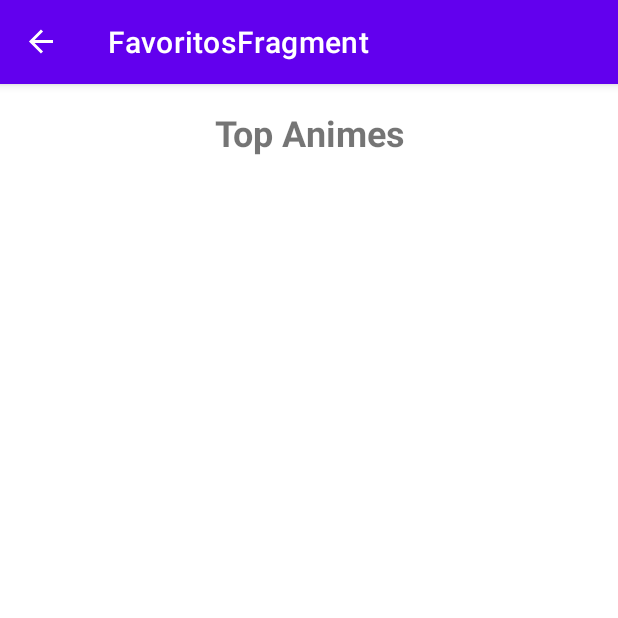
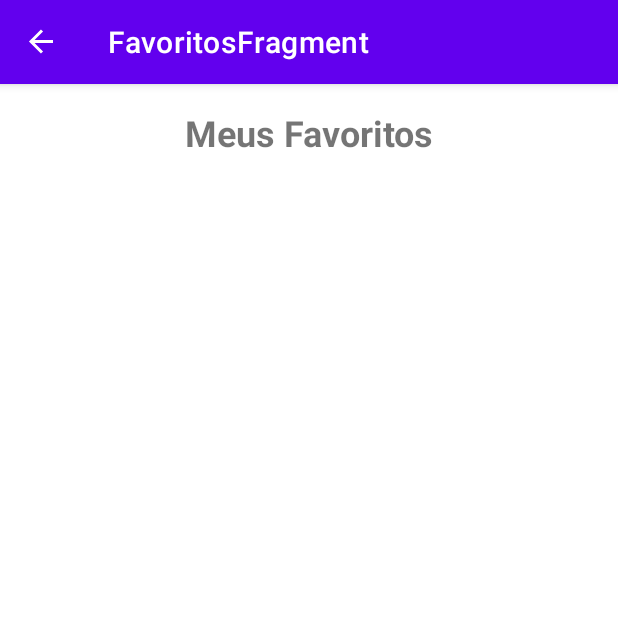
Before and after one commit to LorraneLobo/Anime-List, an Android app: the FavoritosFragment screen opened through its navigation route, on a phone screen of 412 x 824 dp, the top half of it. Run offline under Robolectric (Android 15) with nearby library versions, the phone set to English and light mode, and no system bars; our stand-ins replace navigation-ui; pictures from the network do not load; 1 statement that could not run was skipped.

Commit message:
Criado layout e adapter de Animes Favoritos

```diff
--- a/app/src/main/java/com/lorrane/animelist/ui/favoritos/FavoritosFragment.kt
+++ b/app/src/main/java/com/lorrane/animelist/ui/favoritos/FavoritosFragment.kt
@@ -9,6 +9,7 @@ import androidx.fragment.app.Fragment
 import androidx.recyclerview.widget.GridLayoutManager
 import androidx.recyclerview.widget.RecyclerView
 import com.lorrane.animelist.api.Services
+import com.lorrane.animelist.databinding.FragmentFavoritosBinding
 import com.lorrane.animelist.databinding.FragmentTopAnimeBinding
 import com.lorrane.animelist.model.Anime
 import com.lorrane.animelist.model.Page
@@ -23,52 +24,52 @@ class FavoritosFragment : Fragment() {
     private var hasNextPage: Boolean = false
     private var currentPage: Int = 1
 
-    private lateinit var binding: FragmentTopAnimeBinding
-    private val adapterTopAnimes: TopAnimeAdapter = TopAnimeAdapter()
+    private lateinit var binding: FragmentFavoritosBinding
+    private val adapterFavoritos: FavoritosAdapter = FavoritosAdapter()
 
     override fun onCreateView(
         inflater: LayoutInflater, container: ViewGroup?,
         savedInstanceState: Bundle?
     ): View {
-        binding = FragmentTopAnimeBinding.inflate(inflater, container, false)
+        binding = FragmentFavoritosBinding.inflate(inflater, container, false)
         return binding.root
     }
 
     override fun onViewCreated(view: View, savedInstanceState: Bundle?) {
         super.onViewCreated(view, savedInstanceState)
-        //Configura RecyclerView Top Animes
-        binding.recyclerTopAnimes.apply {
-            val gridLayoutManager = GridLayoutManager(context, 3, GridLayoutManager.VERTICAL, false)
+        //Configura RecyclerView Animes Favoritos
+        binding.recyclerFavoritos.apply {
+            val gridLayoutManager = GridLayoutManager(context, 1, GridLayoutManager.VERTICAL, false)
             layoutManager = gridLayoutManager
-            adapter = adapterTopAnimes
+            adapter = adapterFavoritos
             addOnScrollListener(criarScrollListener(gridLayoutManager))
         }
 
-        //Recupera Top Animes
-        getTopAnime()
+        //Recupera Animes Favoritos
+        getFavoritos()
     }
 
-    fun getTopAnime() {
+    fun getFavoritos() {
         isLoading = true
-        Services.animeService.getTopAnimes(currentPage)
-            .enqueue(object : Callback<Page<List<Anime>>> {
-                override fun onResponse(
-                    call: Call<Page<List<Anime>>>,
-                    response: Response<Page<List<Anime>>>
-                ) {
-                    response.body()?.let {
-                        hasNextPage = it.pagination.hasNextPage
-                        currentPage++
-                        adapterTopAnimes.appendData(it.data)
-                    }
-                    isLoading = false
-                }
-
-                override fun onFailure(call: Call<Page<List<Anime>>>, t: Throwable) {
-                    Toast.makeText(requireContext(), t.message, Toast.LENGTH_SHORT).show()
-                    isLoading = false
-                }
-            })
+//        Services.animeService.getTopAnimes(currentPage)
+//            .enqueue(object : Callback<Page<List<Anime>>> {
+//                override fun onResponse(
+//                    call: Call<Page<List<Anime>>>,
+//                    response: Response<Page<List<Anime>>>
+//                ) {
+//                    response.body()?.let {
+//                        hasNextPage = it.pagination.hasNextPage
+//                        currentPage++
+//                        adapterTopAnimes.appendData(it.data)
+//                    }
+//                    isLoading = false
+//                }
+//
+//                override fun onFailure(call: Call<Page<List<Anime>>>, t: Throwable) {
+//                    Toast.makeText(requireContext(), t.message, Toast.LENGTH_SHORT).show()
+//                    isLoading = false
+//                }
+//            })
     }
 
     fun criarScrollListener(layoutManager: GridLayoutManager): RecyclerView.OnScrollListener =
@@ -84,7 +85,7 @@ class FavoritosFragment : Fragment() {
                     val totalItemCount: Int = layoutManager.itemCount
                     val firstVisibleItemPosition: Int = layoutManager.findFirstVisibleItemPosition()
                     if (visibleItemCount + firstVisibleItemPosition >= totalItemCount && firstVisibleItemPosition >= 0 && totalItemCount >= PAGE_SIZE) {
-                        getTopAnime()
+                        getFavoritos()
                     }
                 }
             }
--- a/app/src/main/res/layout/fragment_favoritos.xml
+++ b/app/src/main/res/layout/fragment_favoritos.xml
@@ -1,12 +1,27 @@
 <?xml version="1.0" encoding="utf-8"?>
 <LinearLayout xmlns:android="http://schemas.android.com/apk/res/android"
-    android:orientation="vertical"
     android:layout_width="match_parent"
-    android:layout_height="match_parent">
+    android:layout_height="match_parent"
+    android:orientation="vertical" >
 
     <TextView
         android:id="@+id/textView"
         android:layout_width="match_parent"
         android:layout_height="wrap_content"
-        android:text="TextView" />
+        android:layout_marginLeft="16dp"
+        android:layout_marginTop="16dp"
+        android:layout_marginRight="16dp"
+        android:text="Meus Favoritos"
+        android:textAlignment="center"
+        android:textSize="24sp"
+        android:textStyle="bold" />
+
+    <androidx.recyclerview.widget.RecyclerView
+        android:id="@+id/recyclerFavoritos"
+        android:layout_width="match_parent"
+        android:layout_height="match_parent"
+        android:layout_marginLeft="16dp"
+        android:layout_marginTop="16dp"
+        android:layout_marginRight="16dp"
+        android:layout_marginBottom="16dp" />
 </LinearLayout>
```
Also changed, not shown: app/src/main/java/com/lorrane/animelist/ui/favoritos/FavoritosAdapter.kt (added, +49 -0 lines), app/src/main/res/layout/adapter_favoritos.xml (added, +46 -0 lines).
